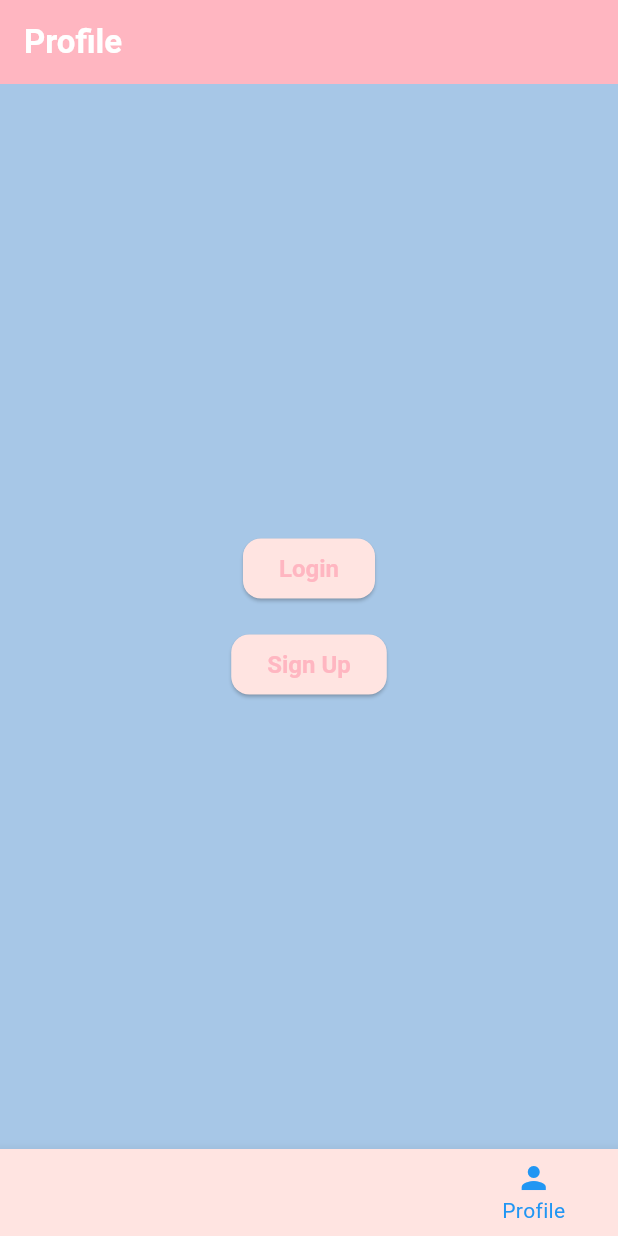
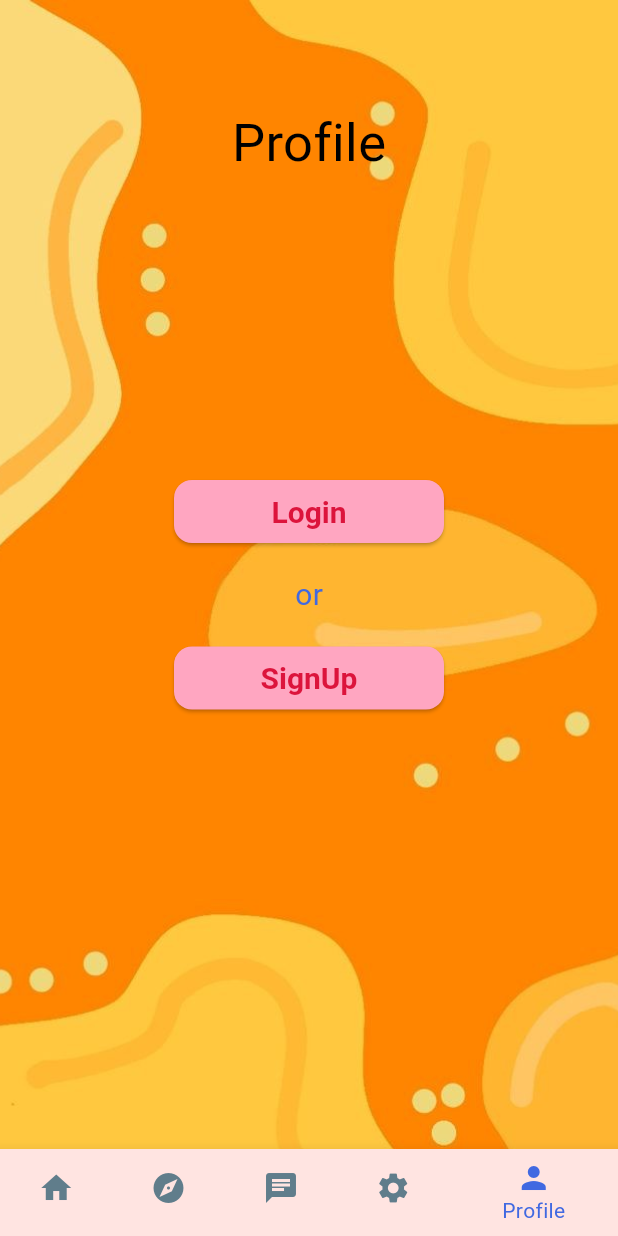
Before and after one commit to GRUMPY-TUCKER/augmentrix, a Flutter app: the screen it shows after launch, item 5 of the bottom bar chosen, on a phone screen of 412 x 824 dp. Run offline on Flutter 3.47's test engine with Material 3 defaults, Android fonts, the light colour scheme and no system bars; our stand-ins replace get, google_fonts; Roboto replaces fonts that are missing (Acme).

Commit message:
Changed mainscreen items

```diff
--- a/lib/main.dart
+++ b/lib/main.dart
@@ -57,7 +57,9 @@
           BottomNavigationBarItem(icon: Icon(Icons.person), label: 'Profile'),
         ],
         currentIndex: _selectedIndex,
-        selectedItemColor: Colors.blue,
+        selectedItemColor: Theme.of(context).primaryColorDark,
+        unselectedItemColor: Colors.blueGrey,
+        backgroundColor: Theme.of(context).colorScheme.primaryFixedDim,
         onTap: _onItemTapped,
       ),
     );
--- a/lib/screens/profilePage/view/profilePage.view.dart
+++ b/lib/screens/profilePage/view/profilePage.view.dart
@@ -1,29 +1,38 @@
 // Profile Page Implementation
+import 'package:augmaze/globalComponents/button.component.dart';
+import 'package:augmaze/screens/login/view/login.view.dart';
+import 'package:augmaze/screens/signUp/view/signUp.view.dart';
+import 'package:augmaze/utils/route.utils.dart';
 import 'package:flutter/material.dart';
+import 'package:google_fonts/google_fonts.dart';
+
+import '../../../utils/assets.util.dart';
 
 class ProfilePage extends StatelessWidget {
   @override
   Widget build(BuildContext context) {
     return Scaffold(
-      appBar: AppBar(
-        title: Text('Profile'),
-      ),
-      body: Center(
-        child: Column(
-          mainAxisAlignment: MainAxisAlignment.center,
-          children: [
-            ElevatedButton(
-              onPressed: () {},
-              child: Text('Login'),
+        body: Container(
+          width: double.infinity,
+          decoration: BoxDecoration(
+            image: DecorationImage(
+              image: AssetImage(AssetsUtil.getBackgroundCommonImage()),
+              fit: BoxFit.cover,
             ),
-            SizedBox(height: 16),
-            ElevatedButton(
-              onPressed: () {},
-              child: Text('Sign Up'),
-            ),
-          ],
-        ),
-      ),
+          ),
+          child: Column(
+              children: [
+                SizedBox(height: 70,),
+                Text("Profile", style: GoogleFonts.acme(fontSize: 35, color: Colors.black),),
+                SizedBox(height: 200,),
+                CustomButton(label: "Login", onPressed: ()=>RoutesUtil.to(()=>LoginView()),),
+                SizedBox(height: 20,),
+                Text("or", style: GoogleFonts.acme(color: Theme.of(context).primaryColorDark, fontSize: 20),),
+                SizedBox(height: 20,),
+                CustomButton(label: "SignUp", onPressed: ()=>RoutesUtil.to(()=>SignUpView()),)
+              ]
+          ),
+        )
     );
   }
 }
--- a/lib/utils/assets.util.dart
+++ b/lib/utils/assets.util.dart
@@ -2,4 +2,5 @@ class AssetsUtil{
   static getLoginImage()=>"assets/images/loginPage.jpg";
   static getForgotPasswordImage()=>"assets/images/forgotPassword.jpg";
   static getSignUpImage()=>"assets/images/signUp.jpg";
+  static getBackgroundCommonImage()=>"assets/images/backgroundCommon.jpg";
 }
--- a/pubspec.yaml
+++ b/pubspec.yaml
@@ -59,6 +59,8 @@ flutter:
   # included with your application, so that you can use the icons in
   # the material Icons class.
   uses-material-design: true
+  assets:
+    - assets/images/
 
   # To add assets to your application, add an assets section, like this:
   # assets:
```
Also changed, not shown: lib/screens/chatPage/view/chatPage.view.dart (+19 -2 lines), lib/screens/explorePage/view/explorePage.view.dart (+19 -2 lines), lib/screens/home/view/homePage.view.dart (+18 -7 lines), lib/screens/settingsPage/view/settingsPage.view.dart (+20 -2 lines), assets/images/backgroundCommon.jpg (added), assets/images/forgotPassword.jpg (renamed from assests/images/forgotPassword.jpg), assets/images/loginPage.jpg (renamed from assests/images/loginPage.jpg), assets/images/signUp.jpg (renamed from assests/images/signUp.jpg).
